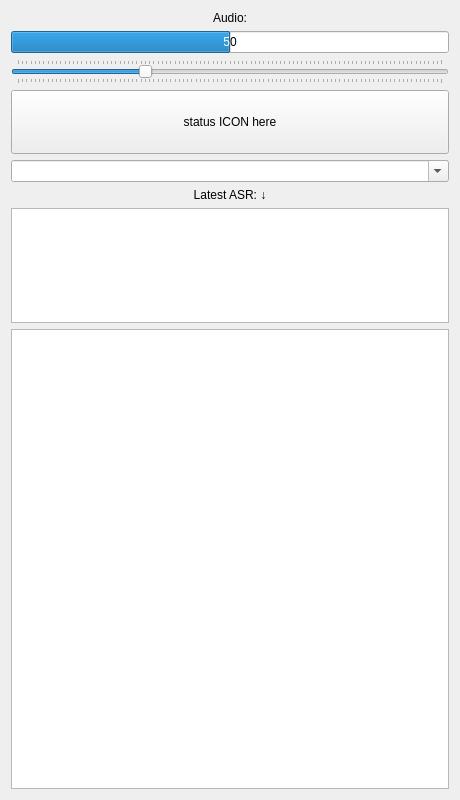
Above: clf_speech_rqt/resource/clf_speech.ui from CentralLabFacilities/speech_recognition before the change. Below: the same form after it.
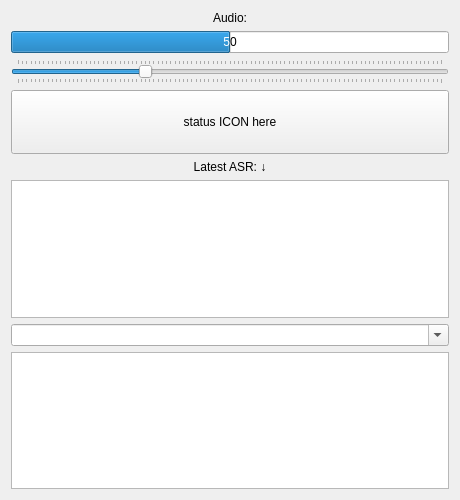
That is the form after the change. Custom widgets are drawn as their Qt base class.

Commit message: Reverse order of ASR/NLU items

```diff
--- a/clf_speech_rqt/resource/clf_speech.ui
+++ b/clf_speech_rqt/resource/clf_speech.ui
@@ -7,7 +7,7 @@
     <x>0</x>
     <y>0</y>
     <width>460</width>
-    <height>800</height>
+    <height>500</height>
    </rect>
   </property>
   <property name="sizePolicy">
@@ -103,16 +103,6 @@
      </item>
     </layout>
    </item>
-   <item>
-    <widget class="QComboBox" name="text_input">
-     <property name="editable">
-      <bool>true</bool>
-     </property>
-     <property name="placeholderText">
-      <string>Send text to recognition...</string>
-     </property>
-    </widget>
-   </item>
    <item>
     <widget class="QLabel" name="label_2">
      <property name="text">
@@ -128,7 +118,7 @@
      <property name="sizePolicy">
       <sizepolicy hsizetype="Expanding" vsizetype="Expanding">
        <horstretch>0</horstretch>
-       <verstretch>2</verstretch>
+       <verstretch>1</verstretch>
       </sizepolicy>
      </property>
      <property name="editTriggers">
@@ -142,12 +132,22 @@
      </property>
     </widget>
    </item>
+   <item>
+    <widget class="QComboBox" name="text_input">
+     <property name="editable">
+      <bool>true</bool>
+     </property>
+     <property name="placeholderText">
+      <string>Send text to recognition...</string>
+     </property>
+    </widget>
+   </item>
    <item>
     <widget class="QTableView" name="nlu_table">
      <property name="sizePolicy">
       <sizepolicy hsizetype="Expanding" vsizetype="Expanding">
        <horstretch>0</horstretch>
-       <verstretch>8</verstretch>
+       <verstretch>1</verstretch>
       </sizepolicy>
      </property>
      <property name="editTriggers">
```
The commit also changes 2 other files.
